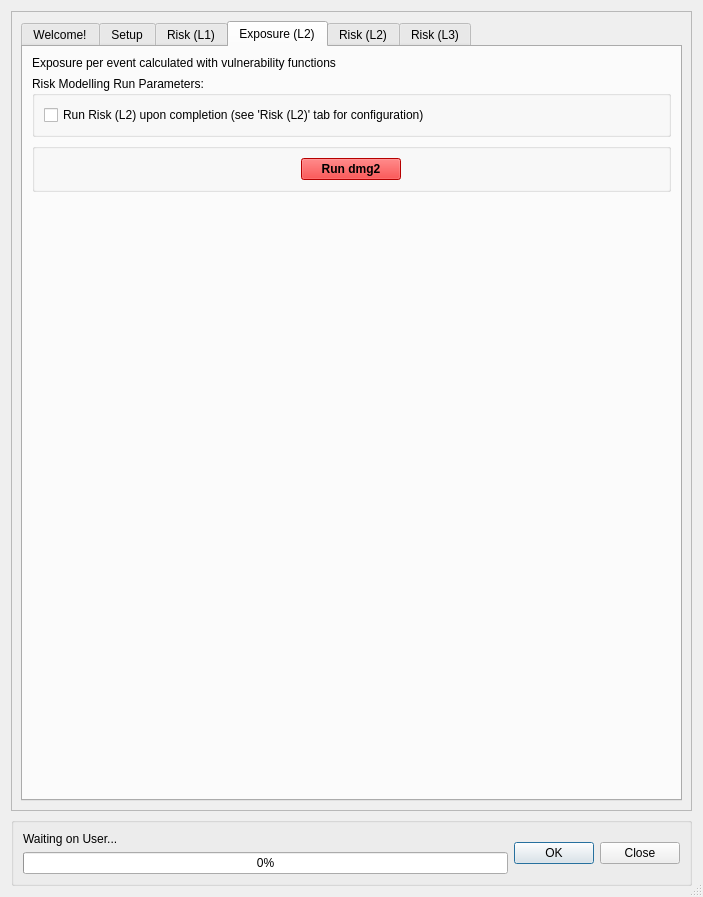
This is canflood/model/model.ui in NRCan/CanFlood as Qt 5 draws it before an edit. The edited form follows.
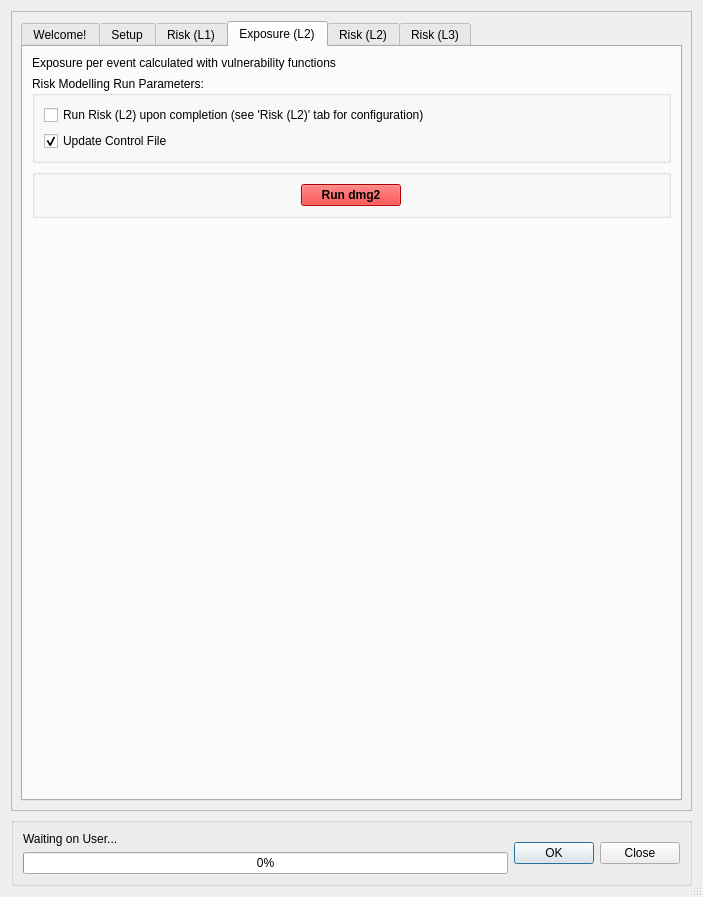
This is the edited form. The open tabs and pages were chosen to show the change. Icons and pictures are not drawn. Custom widgets are drawn as their Qt base class.

```diff
--- a/canflood/model/model.ui
+++ b/canflood/model/model.ui
@@ -889,6 +889,22 @@
                 </property>
                </widget>
               </item>
+              <item>
+               <widget class="QCheckBox" name="checkBox_i2_updCf">
+                <property name="text">
+                 <string>Update Control File</string>
+                </property>
+                <property name="checkable">
+                 <bool>true</bool>
+                </property>
+                <property name="checked">
+                 <bool>true</bool>
+                </property>
+                <property name="tristate">
+                 <bool>false</bool>
+                </property>
+               </widget>
+              </item>
              </layout>
             </widget>
            </item>
```
